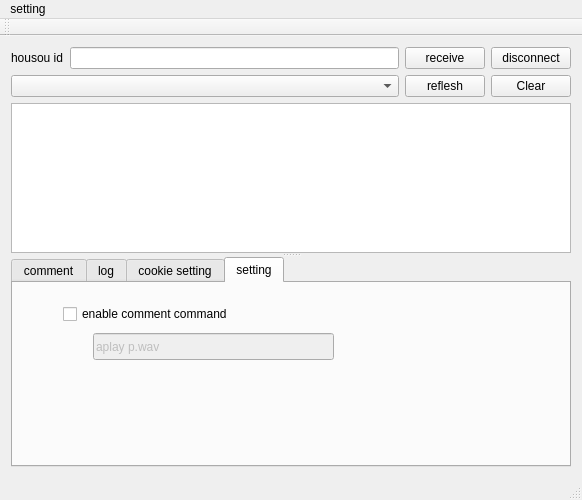
Qt form ui/mainwindow.ui (diginatu/Viqo) before a commit.
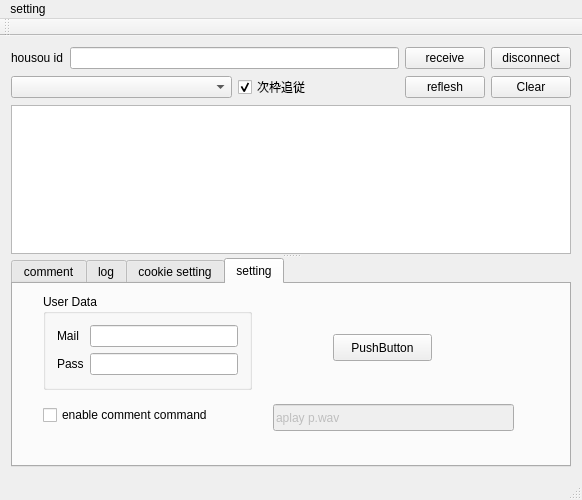
The same form after that commit. The open tabs and pages were chosen to show the change.

Commit message: quick going to the next "waku" using API

The edit to the form file:
```diff
--- a/ui/mainwindow.ui
+++ b/ui/mainwindow.ui
@@ -34,17 +34,7 @@
       </property>
      </widget>
     </item>
-    <item row="0" column="1">
-     <widget class="QLineEdit" name="housouId">
-      <property name="sizePolicy">
-       <sizepolicy hsizetype="Preferred" vsizetype="Fixed">
-        <horstretch>0</horstretch>
-        <verstretch>0</verstretch>
-       </sizepolicy>
-      </property>
-     </widget>
-    </item>
-    <item row="0" column="2">
+    <item row="0" column="3">
      <widget class="QPushButton" name="receive">
       <property name="sizePolicy">
        <sizepolicy hsizetype="Maximum" vsizetype="Fixed">
@@ -57,7 +47,7 @@
       </property>
      </widget>
     </item>
-    <item row="0" column="3">
+    <item row="0" column="4">
      <widget class="QPushButton" name="disconnect">
       <property name="sizePolicy">
        <sizepolicy hsizetype="Maximum" vsizetype="Fixed">
@@ -73,7 +63,7 @@
     <item row="1" column="0" colspan="2">
      <widget class="QComboBox" name="broad_list"/>
     </item>
-    <item row="1" column="2">
+    <item row="1" column="3">
      <widget class="QPushButton" name="mylive_reflesh">
       <property name="sizePolicy">
        <sizepolicy hsizetype="Maximum" vsizetype="Fixed">
@@ -86,7 +76,7 @@
       </property>
      </widget>
     </item>
-    <item row="1" column="3">
+    <item row="1" column="4">
      <widget class="QPushButton" name="clear">
       <property name="sizePolicy">
        <sizepolicy hsizetype="Maximum" vsizetype="Fixed">
@@ -99,7 +89,7 @@
       </property>
      </widget>
     </item>
-    <item row="2" column="0" colspan="4">
+    <item row="2" column="0" colspan="5">
      <widget class="QSplitter" name="splitter">
       <property name="sizePolicy">
        <sizepolicy hsizetype="Preferred" vsizetype="Expanding">
@@ -459,8 +449,8 @@
         <widget class="QCheckBox" name="setting_commentComand_checkbox">
          <property name="geometry">
           <rect>
-           <x>50</x>
-           <y>20</y>
+           <x>30</x>
+           <y>120</y>
            <width>221</width>
            <height>22</height>
           </rect>
@@ -475,8 +465,8 @@
          </property>
          <property name="geometry">
           <rect>
-           <x>80</x>
-           <y>50</y>
+           <x>260</x>
+           <y>120</y>
            <width>241</width>
            <height>27</height>
           </rect>
@@ -498,10 +488,78 @@
           <string>apply</string>
          </property>
         </widget>
+        <widget class="QGroupBox" name="userddata">
+         <property name="geometry">
+          <rect>
+           <x>30</x>
+           <y>10</y>
+           <width>209</width>
+           <height>96</height>
+          </rect>
+         </property>
+         <property name="title">
+          <string>User Data</string>
+         </property>
+         <layout class="QFormLayout" name="formLayout_3">
+          <item row="0" column="0">
+           <widget class="QLabel" name="label">
+            <property name="text">
+             <string>Mail</string>
+            </property>
+           </widget>
+          </item>
+          <item row="0" column="1">
+           <widget class="QLineEdit" name="userdata_mail"/>
+          </item>
+          <item row="1" column="0">
+           <widget class="QLabel" name="label_2">
+            <property name="text">
+             <string>Pass</string>
+            </property>
+           </widget>
+          </item>
+          <item row="1" column="1">
+           <widget class="QLineEdit" name="userdata_pass"/>
+          </item>
+         </layout>
+        </widget>
+        <widget class="QPushButton" name="pushButton">
+         <property name="geometry">
+          <rect>
+           <x>320</x>
+           <y>50</y>
+           <width>99</width>
+           <height>27</height>
+          </rect>
+         </property>
+         <property name="text">
+          <string>PushButton</string>
+         </property>
+        </widget>
        </widget>
       </widget>
      </widget>
     </item>
+    <item row="1" column="2">
+     <widget class="QCheckBox" name="auto_next_waku">
+      <property name="text">
+       <string>次枠追従</string>
+      </property>
+      <property name="checked">
+       <bool>true</bool>
+      </property>
+     </widget>
+    </item>
+    <item row="0" column="1" colspan="2">
+     <widget class="QLineEdit" name="housouId">
+      <property name="sizePolicy">
+       <sizepolicy hsizetype="Preferred" vsizetype="Fixed">
+        <horstretch>0</horstretch>
+        <verstretch>0</verstretch>
+       </sizepolicy>
+      </property>
+     </widget>
+    </item>
    </layout>
    <zorder>receive</zorder>
    <zorder>housouId</zorder>
@@ -511,6 +569,7 @@
    <zorder>clear</zorder>
    <zorder>mylive_reflesh</zorder>
    <zorder>splitter</zorder>
+   <zorder>auto_next_waku</zorder>
   </widget>
   <widget class="QMenuBar" name="menuBar">
    <property name="geometry">
```
The commit also changes 12 other files.
